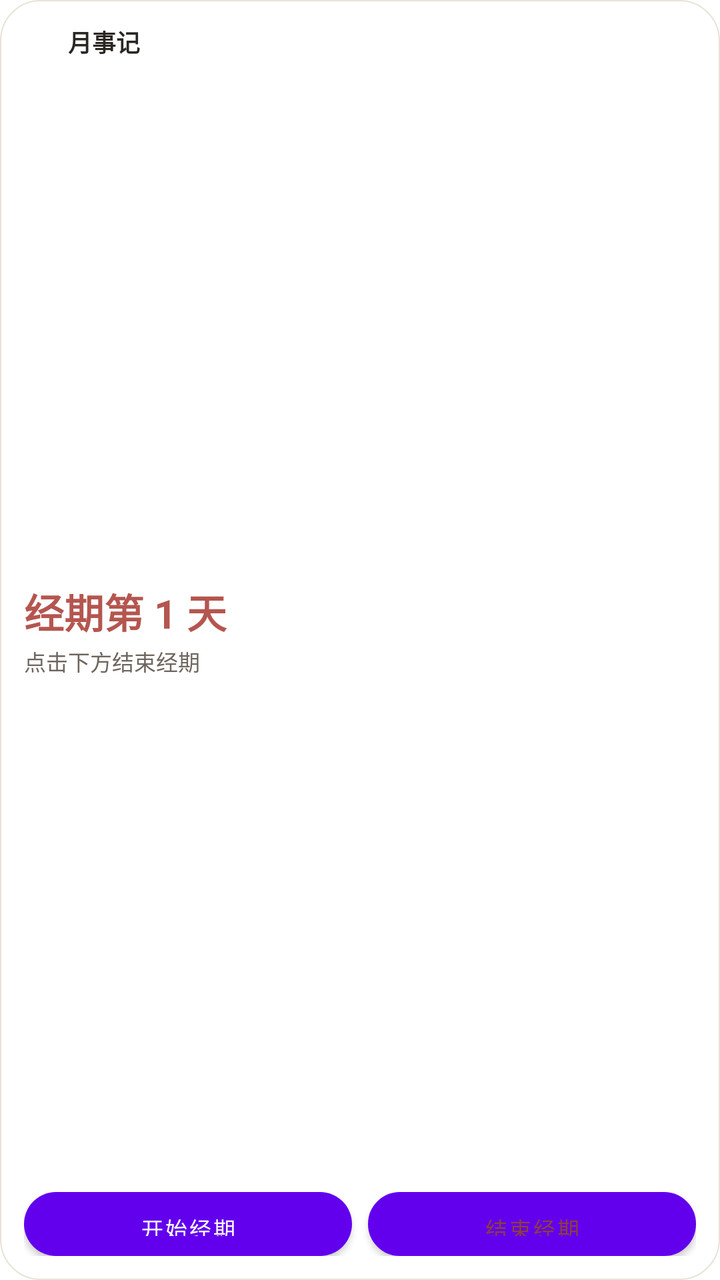
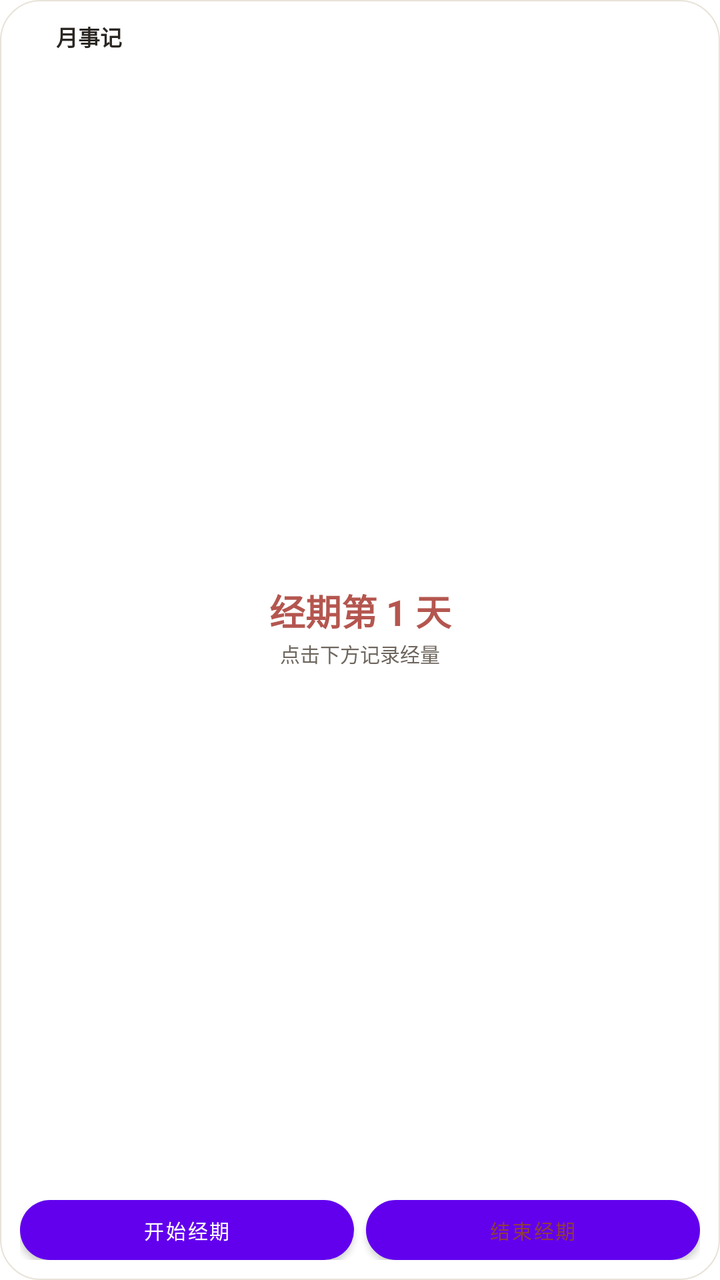

An Android layout rendered at two revisions. The XML below is the earlier revision; the diff shows what the commit changed to produce the second picture.
<!-- AndroidManifest.xml: fallback theme Theme.MaterialComponents.DayNight.NoActionBar -->
<!-- res/layout/widget_period.xml -->
<?xml version="1.0" encoding="utf-8"?>
<LinearLayout xmlns:android="http://schemas.android.com/apk/res/android"
    android:id="@+id/widget_root"
    android:layout_width="match_parent"
    android:layout_height="match_parent"
    android:orientation="vertical"
    android:padding="12dp"
    android:background="@drawable/widget_background">

    
    <LinearLayout
        android:layout_width="match_parent"
        android:layout_height="wrap_content"
        android:orientation="horizontal"
        android:gravity="center_vertical"
        android:layout_marginBottom="6dp">

        <ImageView
            android:layout_width="16dp"
            android:layout_height="16dp"
            android:src="@mipmap/ic_launcher"
            android:contentDescription="@string/widget_title" />

        <TextView
            android:id="@+id/widget_title"
            android:layout_width="0dp"
            android:layout_height="wrap_content"
            android:layout_weight="1"
            android:layout_marginStart="6dp"
            android:text="@string/widget_title"
            android:textSize="12sp"
            android:textStyle="bold"
            android:textColor="#2A2622" />

    </LinearLayout>

    
    <LinearLayout
        android:layout_width="match_parent"
        android:layout_height="0dp"
        android:layout_weight="1"
        android:orientation="horizontal"
        android:gravity="center_vertical">

        
        <LinearLayout
            android:layout_width="0dp"
            android:layout_height="wrap_content"
            android:layout_weight="1"
            android:orientation="vertical">

            <TextView
                android:id="@+id/widget_status_text"
                android:layout_width="wrap_content"
                android:layout_height="wrap_content"
                android:text="经期第 1 天"
                android:textSize="20sp"
                android:textStyle="bold"
                android:textColor="#B4564F" />

            <TextView
                android:id="@+id/widget_sub_text"
                android:layout_width="wrap_content"
                android:layout_height="wrap_content"
                android:text="点击下方结束经期"
                android:textSize="11sp"
                android:textColor="#6E665E"
                android:layout_marginTop="2dp" />

        </LinearLayout>

    </LinearLayout>

    
    <LinearLayout
        android:id="@+id/widget_flow_buttons"
        android:layout_width="match_parent"
        android:layout_height="32dp"
        android:orientation="horizontal"
        android:visibility="gone"
        android:layout_marginTop="2dp"
        android:layout_marginBottom="4dp">

        <Button
            android:id="@+id/btn_flow_none"
            android:layout_width="0dp"
            android:layout_height="match_parent"
            android:layout_weight="1"
            android:text="无"
            android:textSize="12sp"
            android:textStyle="bold"
            android:textColor="#6E665E"
            android:background="@drawable/widget_flow_bg_unselected"
            android:layout_marginEnd="3dp"
            android:minWidth="0dp"
            android:padding="0dp" />

        <Button
            android:id="@+id/btn_flow_light"
            android:layout_width="0dp"
            android:layout_height="match_parent"
            android:layout_weight="1"
            android:text="少"
            android:textSize="12sp"
            android:textStyle="bold"
            android:textColor="#6E665E"
            android:background="@drawable/widget_flow_bg_unselected"
            android:layout_marginStart="3dp"
            android:layout_marginEnd="3dp"
            android:minWidth="0dp"
            android:padding="0dp" />

        <Button
            android:id="@+id/btn_flow_normal"
            android:layout_width="0dp"
            android:layout_height="match_parent"
            android:layout_weight="1"
            android:text="中"
            android:textSize="12sp"
            android:textStyle="bold"
            android:textColor="#6E665E"
            android:background="@drawable/widget_flow_bg_unselected"
            android:layout_marginStart="3dp"
            android:layout_marginEnd="3dp"
            android:minWidth="0dp"
            android:padding="0dp" />

        <Button
            android:id="@+id/btn_flow_heavy"
            android:layout_width="0dp"
            android:layout_height="match_parent"
            android:layout_weight="1"
            android:text="多"
            android:textSize="12sp"
            android:textStyle="bold"
            android:textColor="#6E665E"
            android:background="@drawable/widget_flow_bg_unselected"
            android:layout_marginStart="3dp"
            android:minWidth="0dp"
            android:padding="0dp" />

    </LinearLayout>

    
    <LinearLayout
        android:layout_width="match_parent"
        android:layout_height="wrap_content"
        android:orientation="horizontal"
        android:layout_marginTop="2dp">

        <Button
            android:id="@+id/btn_start"
            android:layout_width="0dp"
            android:layout_height="32dp"
            android:layout_weight="1"
            android:text="开始经期"
            android:textSize="11sp"
            android:textColor="#FFFFFF"
            android:background="@drawable/widget_btn_primary"
            android:layout_marginEnd="4dp" />

        <Button
            android:id="@+id/btn_end"
            android:layout_width="0dp"
            android:layout_height="32dp"
            android:layout_weight="1"
            android:text="结束经期"
            android:textSize="11sp"
            android:textColor="#8E3F3A"
            android:background="@drawable/widget_btn_secondary"
            android:layout_marginStart="4dp" />

    </LinearLayout>

</LinearLayout>
<!-- resources referenced by this layout -->
<resources>
  <!-- drawable widget_background (drawable) -->
  <?xml version="1.0" encoding="utf-8"?>
  <shape xmlns:android="http://schemas.android.com/apk/res/android"
      android:shape="rectangle">
      <solid android:color="#FFFFFF" />
      <corners android:radius="20dp" />
      <stroke android:width="0.5dp" android:color="#E8E2D8" />
  </shape>
  <!-- drawable widget_btn_primary (drawable) -->
  <?xml version="1.0" encoding="utf-8"?>
  <shape xmlns:android="http://schemas.android.com/apk/res/android"
      android:shape="rectangle">
      <solid android:color="#B4564F" />
      <corners android:radius="16dp" />
  </shape>
  <!-- drawable widget_btn_secondary (drawable) -->
  <?xml version="1.0" encoding="utf-8"?>
  <shape xmlns:android="http://schemas.android.com/apk/res/android"
      android:shape="rectangle">
      <solid android:color="#F3E7E3" />
      <corners android:radius="16dp" />
      <stroke android:width="1dp" android:color="#B4564F" />
  </shape>
  <!-- drawable widget_flow_bg_unselected (drawable) -->
  <?xml version="1.0" encoding="utf-8"?>
  <shape xmlns:android="http://schemas.android.com/apk/res/android"
      android:shape="rectangle">
      <solid android:color="#F1EDE4" />
      <corners android:radius="16dp" />
  </shape>
  <!-- mipmap ic_launcher (mipmap-anydpi-v26) -->
  <?xml version="1.0" encoding="utf-8"?>
  <adaptive-icon xmlns:android="http://schemas.android.com/apk/res/android">
    <background android:drawable="@color/ic_launcher_background"/>
    <foreground>
        <inset
            android:drawable="@drawable/ic_launcher_foreground"
            android:inset="16%" />
    </foreground>
  </adaptive-icon>
  <string name="widget_title">月事记</string>
  <color name="ic_launcher_background">#F3E7E3</color>
  <!-- drawable ic_launcher_foreground: png bitmap (drawable-hdpi, 27542 bytes) -->
</resources>

<!-- the commit's change to res/layout/widget_period.xml (unified diff, before → after) -->
@@ -4,7 +4,7 @@
     android:layout_width="match_parent"
     android:layout_height="match_parent"
     android:orientation="vertical"
-    android:padding="12dp"
+    android:padding="10dp"
     android:background="@drawable/widget_background">
 
     
@@ -13,11 +13,11 @@
         android:layout_height="wrap_content"
         android:orientation="horizontal"
         android:gravity="center_vertical"
-        android:layout_marginBottom="6dp">
+        android:layout_marginBottom="4dp">
 
         <ImageView
-            android:layout_width="16dp"
-            android:layout_height="16dp"
+            android:layout_width="14dp"
+            android:layout_height="14dp"
             android:src="@mipmap/ic_launcher"
             android:contentDescription="@string/widget_title" />
 
@@ -26,11 +26,13 @@
             android:layout_width="0dp"
             android:layout_height="wrap_content"
             android:layout_weight="1"
-            android:layout_marginStart="6dp"
+            android:layout_marginStart="4dp"
             android:text="@string/widget_title"
-            android:textSize="12sp"
+            android:textSize="11sp"
             android:textStyle="bold"
-            android:textColor="#2A2622" />
+            android:textColor="#2A2622"
+            android:singleLine="true"
+            android:ellipsize="end" />
 
     </LinearLayout>
 
@@ -39,35 +41,33 @@
         android:layout_width="match_parent"
         android:layout_height="0dp"
         android:layout_weight="1"
-        android:orientation="horizontal"
-        android:gravity="center_vertical">
+        android:orientation="vertical"
+        android:gravity="center"
+        android:layout_marginBottom="4dp">
 
-        
-        <LinearLayout
-            android:layout_width="0dp"
+        <TextView
+            android:id="@+id/widget_status_text"
+            android:layout_width="match_parent"
             android:layout_height="wrap_content"
-            android:layout_weight="1"
-            android:orientation="vertical">
+            android:text="经期第 1 天"
+            android:textSize="18sp"
+            android:textStyle="bold"
+            android:textColor="#B4564F"
+            android:singleLine="true"
+            android:ellipsize="end"
+            android:gravity="center" />
 
-            <TextView
-                android:id="@+id/widget_status_text"
-                android:layout_width="wrap_content"
-                android:layout_height="wrap_content"
-                android:text="经期第 1 天"
-                android:textSize="20sp"
-                android:textStyle="bold"
-                android:textColor="#B4564F" />
-
-            <TextView
-                android:id="@+id/widget_sub_text"
-                android:layout_width="wrap_content"
-                android:layout_height="wrap_content"
-                android:text="点击下方结束经期"
-                android:textSize="11sp"
-                android:textColor="#6E665E"
-                android:layout_marginTop="2dp" />
-
-        </LinearLayout>
+        <TextView
+            android:id="@+id/widget_sub_text"
+            android:layout_width="match_parent"
+            android:layout_height="wrap_content"
+            android:text="点击下方记录经量"
+            android:textSize="10sp"
+            android:textColor="#6E665E"
+            android:singleLine="true"
+            android:ellipsize="end"
+            android:gravity="center"
+            android:layout_marginTop="1dp" />
 
     </LinearLayout>
 
@@ -75,10 +75,9 @@
     <LinearLayout
         android:id="@+id/widget_flow_buttons"
         android:layout_width="match_parent"
-        android:layout_height="32dp"
+        android:layout_height="30dp"
         android:orientation="horizontal"
         android:visibility="gone"
-        android:layout_marginTop="2dp"
         android:layout_marginBottom="4dp">
 
         <Button
@@ -87,12 +86,13 @@
             android:layout_height="match_parent"
             android:layout_weight="1"
             android:text="无"
-            android:textSize="12sp"
+            android:textSize="11sp"
             android:textStyle="bold"
             android:textColor="#6E665E"
             android:background="@drawable/widget_flow_bg_unselected"
-            android:layout_marginEnd="3dp"
+            android:layout_marginEnd="2dp"
             android:minWidth="0dp"
+            android:minHeight="0dp"
             android:padding="0dp" />
 
         <Button
@@ -101,13 +101,14 @@
             android:layout_height="match_parent"
             android:layout_weight="1"
             android:text="少"
-            android:textSize="12sp"
+            android:textSize="11sp"
             android:textStyle="bold"
             android:textColor="#6E665E"
             android:background="@drawable/widget_flow_bg_unselected"
-            android:layout_marginStart="3dp"
-            android:layout_marginEnd="3dp"
+            android:layout_marginStart="2dp"
+            android:layout_marginEnd="2dp"
             android:minWidth="0dp"
+            android:minHeight="0dp"
             android:padding="0dp" />
 
         <Button
@@ -116,13 +117,14 @@
             android:layout_height="match_parent"
             android:layout_weight="1"
             android:text="中"
-            android:textSize="12sp"
+            android:textSize="11sp"
             android:textStyle="bold"
             android:textColor="#6E665E"
             android:background="@drawable/widget_flow_bg_unselected"
-            android:layout_marginStart="3dp"
-            android:layout_marginEnd="3dp"
+            android:layout_marginStart="2dp"
+            android:layout_marginEnd="2dp"
             android:minWidth="0dp"
+            android:minHeight="0dp"
             android:padding="0dp" />
 
         <Button
@@ -131,12 +133,13 @@
             android:layout_height="match_parent"
             android:layout_weight="1"
             android:text="多"
-            android:textSize="12sp"
+            android:textSize="11sp"
             android:textStyle="bold"
             android:textColor="#6E665E"
             android:background="@drawable/widget_flow_bg_unselected"
-            android:layout_marginStart="3dp"
+            android:layout_marginStart="2dp"
             android:minWidth="0dp"
+            android:minHeight="0dp"
             android:padding="0dp" />
 
     </LinearLayout>
@@ -145,30 +148,35 @@
     <LinearLayout
         android:layout_width="match_parent"
         android:layout_height="wrap_content"
-        android:orientation="horizontal"
-        android:layout_marginTop="2dp">
+        android:orientation="horizontal">
 
         <Button
             android:id="@+id/btn_start"
             android:layout_width="0dp"
-            android:layout_height="32dp"
+            android:layout_height="30dp"
             android:layout_weight="1"
             android:text="开始经期"
-            android:textSize="11sp"
+            android:textSize="10sp"
             android:textColor="#FFFFFF"
             android:background="@drawable/widget_btn_primary"
-            android:layout_marginEnd="4dp" />
+            android:layout_marginEnd="3dp"
+            android:minWidth="0dp"
+            android:minHeight="0dp"
+            android:padding="0dp" />
 
         <Button
             android:id="@+id/btn_end"
             android:layout_width="0dp"
-            android:layout_height="32dp"
+            android:layout_height="30dp"
             android:layout_weight="1"
             android:text="结束经期"
-            android:textSize="11sp"
+            android:textSize="10sp"
             android:textColor="#8E3F3A"
             android:background="@drawable/widget_btn_secondary"
-            android:layout_marginStart="4dp" />
+            android:layout_marginStart="3dp"
+            android:minWidth="0dp"
+            android:minHeight="0dp"
+            android:padding="0dp" />
 
     </LinearLayout>
 
